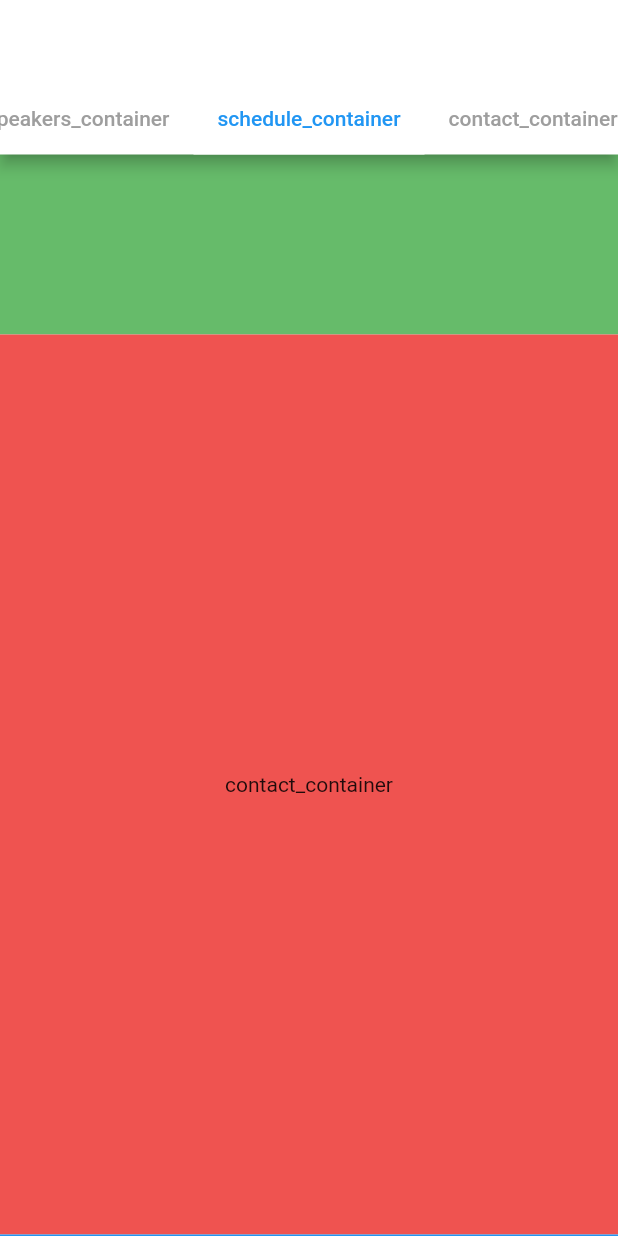
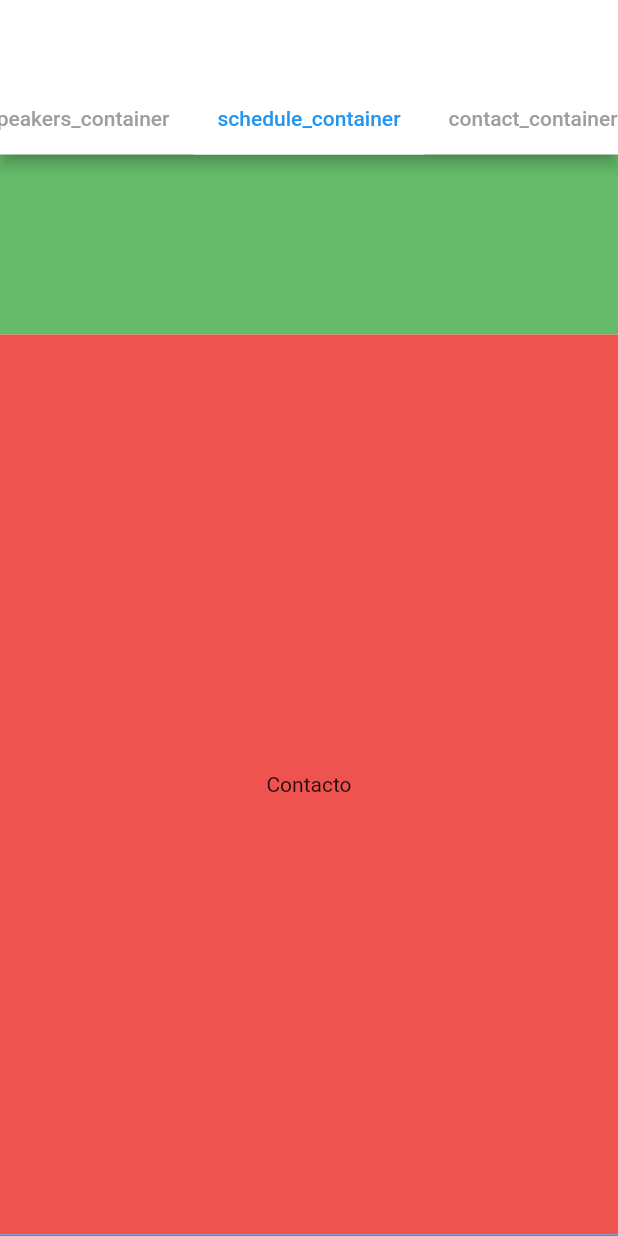
Before and after one commit to flutter-es/flutterconfweb, a Flutter app: the screen it shows after launch, scrolled down 2880 dp, on a phone screen of 412 x 824 dp. Run offline on Flutter 3.47's test engine with Material 2 defaults, Android fonts, the phone set to English and light mode, and no system bars.

Commit message:
Translate containers

```diff
--- a/lib/ui/widgets/organisms/cfp_container.dart
+++ b/lib/ui/widgets/organisms/cfp_container.dart
@@ -1,4 +1,5 @@
 import 'package:flutter/material.dart';
+import 'package:flutter_conf_colombia/ui/internations/translation.dart';
 
 class CfpContainer extends StatelessWidget {
   const CfpContainer({super.key});
@@ -13,7 +14,9 @@ class CfpContainer extends StatelessWidget {
       height: height,
       color: Colors.amber[400],
       alignment: Alignment.center,
-      child: const Text(title),
+      child: Text(
+        Translation.of(context, title),
+      ),
     );
   }
 }
--- a/lib/ui/widgets/organisms/contact_container.dart
+++ b/lib/ui/widgets/organisms/contact_container.dart
@@ -1,4 +1,5 @@
 import 'package:flutter/material.dart';
+import 'package:flutter_conf_colombia/ui/internations/translation.dart';
 
 class ContactContainer extends StatelessWidget {
   const ContactContainer({super.key});
@@ -13,7 +14,9 @@ class ContactContainer extends StatelessWidget {
       height: height,
       color: Colors.red[400],
       alignment: Alignment.center,
-      child: const Text(title),
+      child: Text(
+        Translation.of(context, title),
+      ),
     );
   }
 }
--- a/lib/ui/widgets/organisms/home_container.dart
+++ b/lib/ui/widgets/organisms/home_container.dart
@@ -1,4 +1,5 @@
 import 'package:flutter/material.dart';
+import 'package:flutter_conf_colombia/ui/internations/translation.dart';
 
 class HomeContainer extends StatelessWidget {
   const HomeContainer({super.key});
@@ -13,7 +14,9 @@ class HomeContainer extends StatelessWidget {
       height: height,
       color: Colors.grey[400],
       alignment: Alignment.center,
-      child: const Text(title),
+      child: Text(
+        Translation.of(context, title),
+      ),
     );
   }
 }
--- a/lib/ui/widgets/organisms/schedule_container.dart
+++ b/lib/ui/widgets/organisms/schedule_container.dart
@@ -1,4 +1,5 @@
 import 'package:flutter/material.dart';
+import 'package:flutter_conf_colombia/ui/internations/translation.dart';
 
 class ScheduleContainer extends StatelessWidget {
   const ScheduleContainer({super.key});
@@ -13,7 +14,9 @@ class ScheduleContainer extends StatelessWidget {
       height: height,
       color: Colors.green[400],
       alignment: Alignment.center,
-      child: const Text(title),
+      child: Text(
+        Translation.of(context, title),
+      ),
     );
   }
 }
--- a/lib/ui/widgets/organisms/speakers_container.dart
+++ b/lib/ui/widgets/organisms/speakers_container.dart
@@ -1,4 +1,5 @@
 import 'package:flutter/material.dart';
+import 'package:flutter_conf_colombia/ui/internations/translation.dart';
 
 class SpeakersContainer extends StatelessWidget {
   const SpeakersContainer({super.key});
@@ -13,7 +14,9 @@ class SpeakersContainer extends StatelessWidget {
       height: height,
       color: Colors.blue[400],
       alignment: Alignment.center,
-      child: const Text(title),
+      child: Text(
+        Translation.of(context, title),
+      ),
     );
   }
 }
--- a/lib/ui/widgets/organisms/tickets_container.dart
+++ b/lib/ui/widgets/organisms/tickets_container.dart
@@ -1,4 +1,5 @@
 import 'package:flutter/material.dart';
+import 'package:flutter_conf_colombia/ui/internations/translation.dart';
 
 class TicketsContainer extends StatelessWidget {
   const TicketsContainer({super.key});
@@ -13,7 +14,9 @@ class TicketsContainer extends StatelessWidget {
       height: height,
       color: Colors.purple[400],
       alignment: Alignment.center,
-      child: const Text(title),
+      child: Text(
+        Translation.of(context, title),
+      ),
     );
   }
 }
```
